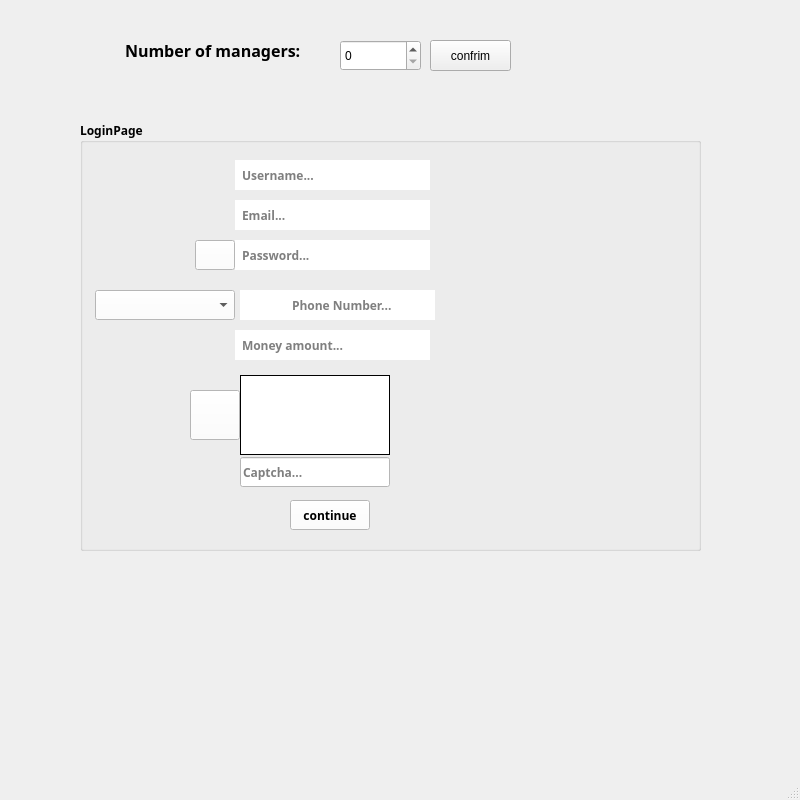
Above: loginpage.ui from KiarashDalir2003/FarmManagementProject before the change. Below: the same form after it.
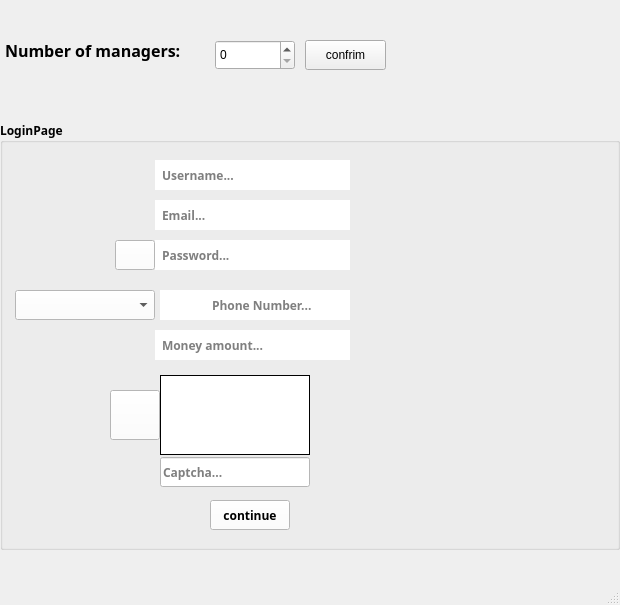
That is the form after the change. Icons and pictures are not drawn.

Commit message: project ready for presentation. phase 1 of project completed

Patch:
```diff
--- a/loginpage.ui
+++ b/loginpage.ui
@@ -6,8 +6,8 @@
    <rect>
     <x>0</x>
     <y>0</y>
-    <width>800</width>
-    <height>800</height>
+    <width>620</width>
+    <height>605</height>
    </rect>
   </property>
   <property name="windowTitle">
@@ -20,10 +20,10 @@
    <widget class="QLabel" name="label">
     <property name="geometry">
      <rect>
-      <x>125</x>
+      <x>5</x>
       <y>35</y>
-      <width>201</width>
-      <height>31</height>
+      <width>200</width>
+      <height>30</height>
      </rect>
     </property>
     <property name="font">
@@ -41,10 +41,10 @@
    <widget class="QGroupBox" name="LoginPageGroupBox">
     <property name="geometry">
      <rect>
-      <x>80</x>
+      <x>0</x>
       <y>120</y>
-      <width>621</width>
-      <height>431</height>
+      <width>620</width>
+      <height>430</height>
      </rect>
     </property>
     <property name="font">
@@ -148,7 +148,7 @@
       <rect>
        <x>210</x>
        <y>170</y>
-       <width>145</width>
+       <width>140</width>
        <height>30</height>
       </rect>
      </property>
@@ -371,10 +371,10 @@
    <widget class="QPushButton" name="ConfirmBtn">
     <property name="geometry">
      <rect>
-      <x>430</x>
+      <x>305</x>
       <y>40</y>
       <width>81</width>
-      <height>31</height>
+      <height>30</height>
      </rect>
     </property>
     <property name="text">
@@ -384,10 +384,10 @@
    <widget class="QSpinBox" name="NumberOfMaganersSpinBox">
     <property name="geometry">
      <rect>
-      <x>340</x>
+      <x>215</x>
       <y>40</y>
-      <width>81</width>
-      <height>31</height>
+      <width>80</width>
+      <height>30</height>
      </rect>
     </property>
    </widget>
```
Left out of the diff: 2 changed lines with no effect on the pictures. The commit also changes 2 other files.
